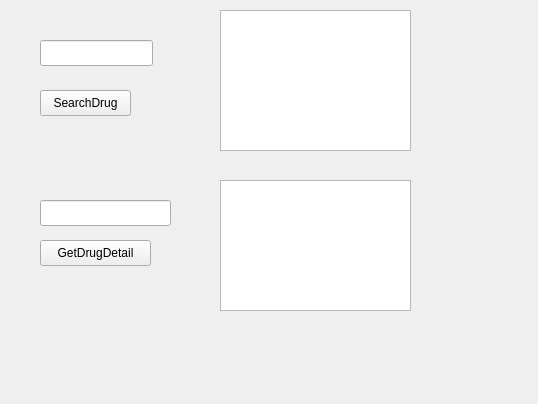
laonuo2004/cpp-qt-medical-system, file code/medicinesearchfunc.ui: the form before one commit.
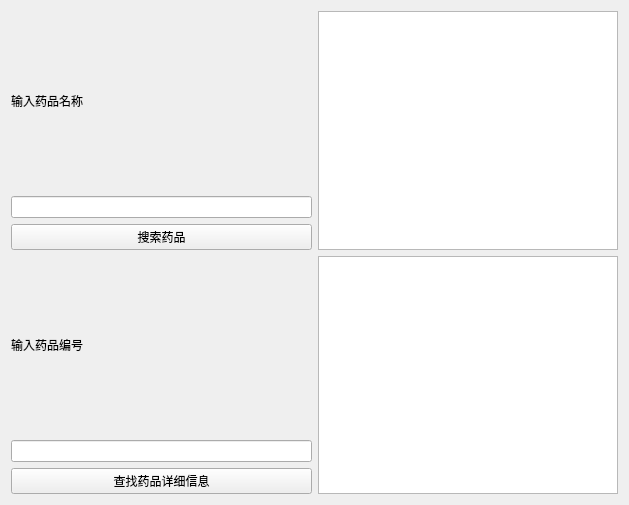
The form after the commit.

Diff of the .ui file:
```diff
--- a/code/medicinesearchfunc.ui
+++ b/code/medicinesearchfunc.ui
@@ -6,79 +6,75 @@
    <rect>
     <x>0</x>
     <y>0</y>
-    <width>538</width>
-    <height>404</height>
+    <width>629</width>
+    <height>505</height>
    </rect>
   </property>
   <property name="windowTitle">
    <string>Form</string>
   </property>
-  <widget class="QPushButton" name="SearchDrug">
-   <property name="geometry">
-    <rect>
-     <x>40</x>
-     <y>90</y>
-     <width>91</width>
-     <height>26</height>
-    </rect>
-   </property>
-   <property name="text">
-    <string>SearchDrug</string>
-   </property>
-  </widget>
-  <widget class="QPushButton" name="GetDetail">
-   <property name="geometry">
-    <rect>
-     <x>40</x>
-     <y>240</y>
-     <width>111</width>
-     <height>26</height>
-    </rect>
-   </property>
-   <property name="text">
-    <string>GetDrugDetail</string>
-   </property>
-  </widget>
-  <widget class="QTextEdit" name="DrugBox">
-   <property name="geometry">
-    <rect>
-     <x>220</x>
-     <y>10</y>
-     <width>191</width>
-     <height>141</height>
-    </rect>
-   </property>
-  </widget>
-  <widget class="QTextEdit" name="DetailBox">
-   <property name="geometry">
-    <rect>
-     <x>220</x>
-     <y>180</y>
-     <width>191</width>
-     <height>131</height>
-    </rect>
-   </property>
-  </widget>
-  <widget class="QLineEdit" name="DrugName">
-   <property name="geometry">
-    <rect>
-     <x>40</x>
-     <y>40</y>
-     <width>113</width>
-     <height>26</height>
-    </rect>
-   </property>
-  </widget>
-  <widget class="QLineEdit" name="DrugId">
-   <property name="geometry">
-    <rect>
-     <x>40</x>
-     <y>200</y>
-     <width>131</width>
-     <height>26</height>
-    </rect>
-   </property>
-  </widget>
+  <layout class="QGridLayout" name="gridLayout">
+   <item row="0" column="0">
+    <layout class="QVBoxLayout" name="verticalLayout_3">
+     <item>
+      <layout class="QHBoxLayout" name="horizontalLayout">
+       <item>
+        <layout class="QVBoxLayout" name="verticalLayout">
+         <item>
+          <widget class="QLabel" name="label">
+           <property name="text">
+            <string>输入药品名称</string>
+           </property>
+          </widget>
+         </item>
+         <item>
+          <widget class="QLineEdit" name="DrugName"/>
+         </item>
+         <item>
+          <widget class="QPushButton" name="SearchDrug">
+           <property name="text">
+            <string>搜索药品</string>
+           </property>
+          </widget>
+         </item>
+        </layout>
+       </item>
+       <item>
+        <widget class="QTextEdit" name="DrugBox"/>
+       </item>
+      </layout>
+     </item>
+     <item>
+      <layout class="QHBoxLayout" name="horizontalLayout_2">
+       <item>
+        <layout class="QVBoxLayout" name="verticalLayout_2">
+         <item>
+          <widget class="QLabel" name="label_2">
+           <property name="text">
+            <string>输入药品编号</string>
+           </property>
+          </widget>
+         </item>
+         <item>
+          <widget class="QLineEdit" name="DrugId"/>
+         </item>
+         <item>
+          <widget class="QPushButton" name="GetDetail">
+           <property name="text">
+            <string>查找药品详细信息</string>
+           </property>
+          </widget>
+         </item>
+        </layout>
+       </item>
+       <item>
+        <widget class="QTextEdit" name="DetailBox"/>
+       </item>
+      </layout>
+     </item>
+    </layout>
+   </item>
+  </layout>
  </widget>
  <resources/>
  <connections/>
```
